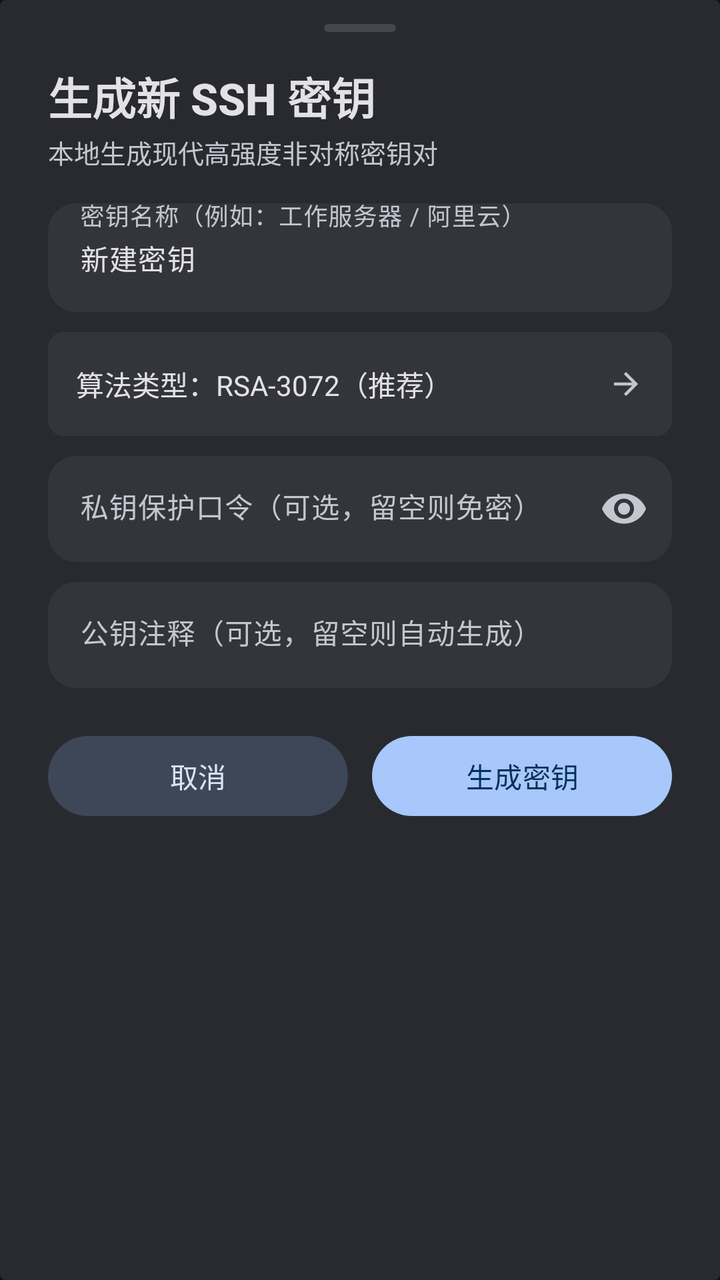
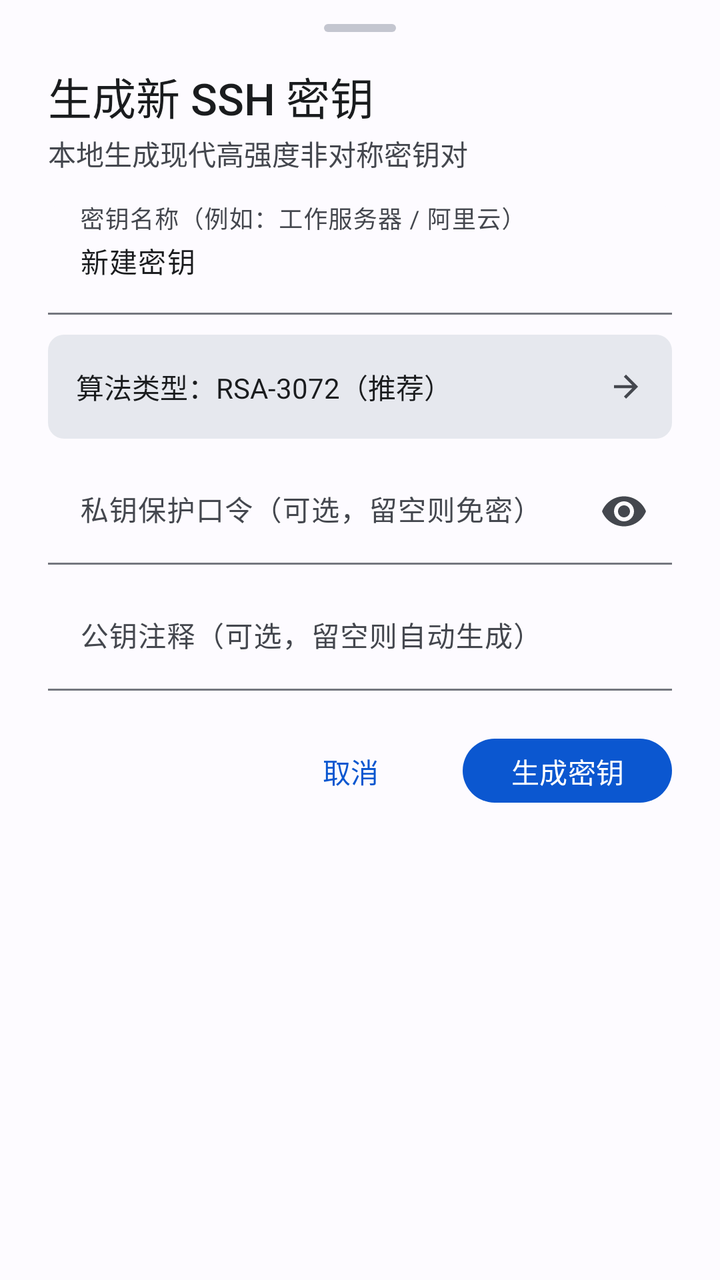

Screens rendered from an Android XML layout before and after an edit, with the pre-edit source and the edit as a unified diff.
<!-- AndroidManifest.xml: application theme AppTheme -->
<!-- res/layout/dialog_generate_key.xml -->
<?xml version="1.0" encoding="utf-8"?>
<LinearLayout
    xmlns:android="http://schemas.android.com/apk/res/android"
    xmlns:app="http://schemas.android.com/apk/res-auto"
    android:layout_width="match_parent"
    android:layout_height="wrap_content"
    android:background="@drawable/bg_drag_handle"
    android:backgroundTint="@color/md_theme_surfaceContainerHigh"
    android:orientation="vertical"
    android:paddingStart="24dp"
    android:paddingTop="12dp"
    android:paddingEnd="24dp"
    android:paddingBottom="24dp">

    
    <View
        android:layout_width="36dp"
        android:layout_height="4dp"
        android:layout_gravity="center_horizontal"
        android:layout_marginBottom="16dp"
        android:background="@drawable/bg_drag_handle" />

    <TextView
        android:layout_width="match_parent"
        android:layout_height="wrap_content"
        android:text="生成新 SSH 密钥"
        android:textColor="@color/md_theme_onSurface"
        android:textSize="22sp"
        android:textStyle="bold"
        android:fontFamily="sans-serif-medium" />

    <TextView
        android:layout_width="match_parent"
        android:layout_height="wrap_content"
        android:layout_marginTop="2dp"
        android:layout_marginBottom="16dp"
        android:text="本地生成现代高强度非对称密钥对"
        android:textColor="@color/md_theme_onSurfaceVariant"
        android:textSize="13sp" />

    
    <com.google.android.material.textfield.TextInputLayout
        android:layout_width="match_parent"
        android:layout_height="wrap_content"
        android:layout_marginBottom="10dp"
        android:hint="密钥名称（例如：工作服务器 / 阿里云）"
        app:boxBackgroundMode="filled"
        app:boxBackgroundColor="@color/md_theme_surfaceContainerHighest"
        app:boxCornerRadiusTopStart="14dp"
        app:boxCornerRadiusTopEnd="14dp"
        app:boxCornerRadiusBottomStart="14dp"
        app:boxCornerRadiusBottomEnd="14dp"
        app:boxStrokeWidth="0dp"
        app:boxStrokeWidthFocused="1.5dp"
        app:boxStrokeColor="@color/md_theme_primary">

        <com.google.android.material.textfield.TextInputEditText
            android:id="@+id/et_gen_key_name"
            android:layout_width="match_parent"
            android:layout_height="wrap_content"
            android:inputType="text"
            android:text="新建密钥"
            android:textColor="@color/md_theme_onSurface"
            android:textSize="14sp" />
    </com.google.android.material.textfield.TextInputLayout>

    
    <LinearLayout
        android:id="@+id/layout_select_gen_type"
        android:layout_width="match_parent"
        android:layout_height="52dp"
        android:layout_marginBottom="10dp"
        android:background="@drawable/bg_chip_tag"
        android:backgroundTint="@color/md_theme_surfaceContainerHighest"
        android:gravity="center_vertical"
        android:paddingStart="14dp"
        android:paddingEnd="14dp"
        android:clickable="true"
        android:focusable="true"
        android:foreground="?attr/selectableItemBackground">

        <TextView
            android:id="@+id/tv_gen_key_type"
            android:layout_width="0dp"
            android:layout_height="wrap_content"
            android:layout_weight="1"
            android:text="算法类型：RSA-3072（推荐）"
            android:textColor="@color/md_theme_onSurface"
            android:textSize="14sp" />

        <ImageView
            android:layout_width="18dp"
            android:layout_height="18dp"
            android:src="@drawable/ic_arrow_forward"
            app:tint="@color/md_theme_onSurfaceVariant" />
    </LinearLayout>

    
    <com.google.android.material.textfield.TextInputLayout
        android:layout_width="match_parent"
        android:layout_height="wrap_content"
        android:layout_marginBottom="10dp"
        android:hint="私钥保护口令（可选，留空则免密）"
        app:boxBackgroundMode="filled"
        app:boxBackgroundColor="@color/md_theme_surfaceContainerHighest"
        app:boxCornerRadiusTopStart="14dp"
        app:boxCornerRadiusTopEnd="14dp"
        app:boxCornerRadiusBottomStart="14dp"
        app:boxCornerRadiusBottomEnd="14dp"
        app:boxStrokeWidth="0dp"
        app:boxStrokeWidthFocused="1.5dp"
        app:boxStrokeColor="@color/md_theme_primary"
        app:passwordToggleEnabled="true"
        app:passwordToggleTint="@color/md_theme_onSurfaceVariant">

        <com.google.android.material.textfield.TextInputEditText
            android:id="@+id/et_gen_key_pass"
            android:layout_width="match_parent"
            android:layout_height="wrap_content"
            android:inputType="textPassword"
            android:textColor="@color/md_theme_onSurface"
            android:textSize="14sp" />
    </com.google.android.material.textfield.TextInputLayout>

    
    <com.google.android.material.textfield.TextInputLayout
        android:layout_width="match_parent"
        android:layout_height="wrap_content"
        android:hint="公钥注释（可选，留空则自动生成）"
        app:boxBackgroundMode="filled"
        app:boxBackgroundColor="@color/md_theme_surfaceContainerHighest"
        app:boxCornerRadiusTopStart="14dp"
        app:boxCornerRadiusTopEnd="14dp"
        app:boxCornerRadiusBottomStart="14dp"
        app:boxCornerRadiusBottomEnd="14dp"
        app:boxStrokeWidth="0dp"
        app:boxStrokeWidthFocused="1.5dp"
        app:boxStrokeColor="@color/md_theme_primary">

        <com.google.android.material.textfield.TextInputEditText
            android:id="@+id/et_gen_key_comment"
            android:layout_width="match_parent"
            android:layout_height="wrap_content"
            android:inputType="text"
            android:textColor="@color/md_theme_onSurface"
            android:textSize="14sp" />
    </com.google.android.material.textfield.TextInputLayout>

    
    <LinearLayout
        android:layout_width="match_parent"
        android:layout_height="wrap_content"
        android:layout_marginTop="20dp"
        android:orientation="horizontal">

        <com.google.android.material.button.MaterialButton
            android:id="@+id/btn_cancel_gen"
            style="@style/Widget.Material3.Button.TonalButton"
            android:layout_width="0dp"
            android:layout_height="48dp"
            android:layout_weight="1"
            android:text="取消"
            android:textColor="@color/md_theme_onSecondaryContainer"
            app:cornerRadius="24dp" />

        <com.google.android.material.button.MaterialButton
            android:id="@+id/btn_confirm_gen"
            style="@style/Widget.Material3.Button"
            android:layout_width="0dp"
            android:layout_height="48dp"
            android:layout_marginStart="12dp"
            android:layout_weight="1"
            android:text="生成密钥"
            android:textColor="@color/md_theme_onPrimary"
            app:backgroundTint="@color/md_theme_primary"
            app:cornerRadius="24dp" />
    </LinearLayout>

</LinearLayout>
<!-- resources referenced by this layout -->
<resources>
  <color name="md_theme_onPrimary">#00315B</color>
  <color name="md_theme_onSecondaryContainer">#D8E3F8</color>
  <color name="md_theme_onSurface">#E2E2E6</color>
  <color name="md_theme_onSurfaceVariant">#C4C6D0</color>
  <color name="md_theme_primary">#A8C7FA</color>
  <color name="md_theme_surfaceContainerHigh">#282A2F</color>
  <color name="md_theme_surfaceContainerHighest">#33353A</color>
  <!-- drawable bg_chip_tag (drawable) -->
  <?xml version="1.0" encoding="utf-8"?>
  <shape xmlns:android="http://schemas.android.com/apk/res/android"
      android:shape="rectangle">
      <corners android:radius="8dp" />
      <solid android:color="@color/md_theme_surfaceContainerHighest" />
      <padding android:left="8dp" android:top="3dp" android:right="8dp" android:bottom="3dp" />
  </shape>
  <!-- drawable bg_drag_handle (drawable) -->
  <?xml version="1.0" encoding="utf-8"?>
  <shape xmlns:android="http://schemas.android.com/apk/res/android"
      android:shape="rectangle">
      <corners android:radius="3dp" />
      <solid android:color="@color/md_theme_outlineVariant" />
      <size android:width="36dp" android:height="4dp" />
  </shape>
  <style name="AppTheme" parent="Theme.Material3.DayNight.NoActionBar">
          <item name="colorPrimary">@color/md_theme_primary</item>
          <item name="colorOnPrimary">@color/md_theme_onPrimary</item>
          <item name="colorPrimaryContainer">@color/md_theme_primaryContainer</item>
          <item name="colorOnPrimaryContainer">@color/md_theme_onPrimaryContainer</item>
  
          <item name="colorSecondary">@color/md_theme_secondary</item>
          <item name="colorOnSecondary">@color/md_theme_onSecondary</item>
          <item name="colorSecondaryContainer">@color/md_theme_secondaryContainer</item>
          <item name="colorOnSecondaryContainer">@color/md_theme_onSecondaryContainer</item>
  
          <item name="colorTertiary">@color/md_theme_tertiary</item>
          <item name="colorOnTertiary">@color/md_theme_onTertiary</item>
          <item name="colorTertiaryContainer">@color/md_theme_tertiaryContainer</item>
          <item name="colorOnTertiaryContainer">@color/md_theme_onTertiaryContainer</item>
  
          <item name="colorError">@color/md_theme_error</item>
          <item name="colorOnError">@color/md_theme_onError</item>
          <item name="colorErrorContainer">@color/md_theme_errorContainer</item>
          <item name="colorOnErrorContainer">@color/md_theme_onErrorContainer</item>
  
          <item name="colorSurface">@color/md_theme_surface</item>
          <item name="colorOnSurface">@color/md_theme_onSurface</item>
          <item name="colorSurfaceVariant">@color/md_theme_surfaceVariant</item>
          <item name="colorOnSurfaceVariant">@color/md_theme_onSurfaceVariant</item>
  
          <item name="colorOutline">@color/md_theme_outline</item>
          <item name="colorOutlineVariant">@color/md_theme_outlineVariant</item>
  
          <item name="android:colorBackground">@color/md_theme_background</item>
          <item name="android:statusBarColor">@android:color/transparent</item>
          <item name="android:navigationBarColor">@android:color/transparent</item>
          <item name="android:windowLightStatusBar">false</item>
  
          <item name="bottomSheetDialogTheme">@style/PixelBottomSheetDialogTheme</item>
          <item name="materialAlertDialogTheme">@style/PixelAlertDialogTheme</item>
      </style>
  <color name="md_theme_outlineVariant">#44474E</color>
  <color name="md_theme_primaryContainer">#004A77</color>
  <color name="md_theme_onPrimaryContainer">#C2E7FF</color>
  <color name="md_theme_secondary">#BCC7DB</color>
  <color name="md_theme_onSecondary">#263141</color>
  <color name="md_theme_secondaryContainer">#3D4758</color>
  <color name="md_theme_tertiary">#6DD58C</color>
  <color name="md_theme_onTertiary">#0A3818</color>
  <color name="md_theme_tertiaryContainer">#1E522D</color>
  <color name="md_theme_onTertiaryContainer">#A8F2B5</color>
  <color name="md_theme_error">#F2B8B5</color>
  <color name="md_theme_onError">#601410</color>
  <color name="md_theme_errorContainer">#8C1D18</color>
  <color name="md_theme_onErrorContainer">#F9DEDC</color>
  <color name="md_theme_surface">#111318</color>
  <color name="md_theme_surfaceVariant">#44474E</color>
  <color name="md_theme_outline">#8E9099</color>
  <color name="md_theme_background">#111318</color>
  <style name="PixelAlertDialogTheme" parent="ThemeOverlay.Material3.MaterialAlertDialog">
          <item name="shapeAppearance">@style/ShapeAppearance.Pixel.Dialog</item>
          <item name="colorSurface">@color/md_theme_surfaceContainerHigh</item>
      </style>
  <style name="PixelBottomSheetModalStyle" parent="Widget.Material3.BottomSheet.Modal">
          <item name="backgroundTint">@color/md_theme_surfaceContainerHigh</item>
          <item name="shapeAppearance">@style/ShapeAppearance.Pixel.BottomSheet</item>
      </style>
  <!-- unchanged entries left out for length: 4 -->
</resources>

<!-- the commit's change to res/layout/dialog_generate_key.xml (unified diff, before → after) -->
@@ -4,8 +4,6 @@
     xmlns:app="http://schemas.android.com/apk/res-auto"
     android:layout_width="match_parent"
     android:layout_height="wrap_content"
-    android:background="@drawable/bg_drag_handle"
-    android:backgroundTint="@color/md_theme_surfaceContainerHigh"
     android:orientation="vertical"
     android:paddingStart="24dp"
     android:paddingTop="12dp"
@@ -24,9 +22,8 @@
         android:layout_width="match_parent"
         android:layout_height="wrap_content"
         android:text="生成新 SSH 密钥"
-        android:textColor="@color/md_theme_onSurface"
+        android:textColor="?attr/colorOnSurface"
         android:textSize="22sp"
-        android:textStyle="bold"
         android:fontFamily="sans-serif-medium" />
 
     <TextView
@@ -35,8 +32,8 @@
         android:layout_marginTop="2dp"
         android:layout_marginBottom="16dp"
         android:text="本地生成现代高强度非对称密钥对"
-        android:textColor="@color/md_theme_onSurfaceVariant"
-        android:textSize="13sp" />
+        android:textColor="?attr/colorOnSurfaceVariant"
+        android:textSize="14sp" />
 
     
     <com.google.android.material.textfield.TextInputLayout
@@ -44,15 +41,7 @@
         android:layout_height="wrap_content"
         android:layout_marginBottom="10dp"
         android:hint="密钥名称（例如：工作服务器 / 阿里云）"
-        app:boxBackgroundMode="filled"
-        app:boxBackgroundColor="@color/md_theme_surfaceContainerHighest"
-        app:boxCornerRadiusTopStart="14dp"
-        app:boxCornerRadiusTopEnd="14dp"
-        app:boxCornerRadiusBottomStart="14dp"
-        app:boxCornerRadiusBottomEnd="14dp"
-        app:boxStrokeWidth="0dp"
-        app:boxStrokeWidthFocused="1.5dp"
-        app:boxStrokeColor="@color/md_theme_primary">
+        app:boxBackgroundMode="filled">
 
         <com.google.android.material.textfield.TextInputEditText
             android:id="@+id/et_gen_key_name"
@@ -60,7 +49,7 @@
             android:layout_height="wrap_content"
             android:inputType="text"
             android:text="新建密钥"
-            android:textColor="@color/md_theme_onSurface"
+            android:textColor="?attr/colorOnSurface"
             android:textSize="14sp" />
     </com.google.android.material.textfield.TextInputLayout>
 
@@ -71,7 +60,7 @@
         android:layout_height="52dp"
         android:layout_marginBottom="10dp"
         android:background="@drawable/bg_chip_tag"
-        android:backgroundTint="@color/md_theme_surfaceContainerHighest"
+        android:backgroundTint="?attr/colorSurfaceContainerHighest"
         android:gravity="center_vertical"
         android:paddingStart="14dp"
         android:paddingEnd="14dp"
@@ -85,14 +74,14 @@
             android:layout_height="wrap_content"
             android:layout_weight="1"
             android:text="算法类型：RSA-3072（推荐）"
-            android:textColor="@color/md_theme_onSurface"
+            android:textColor="?attr/colorOnSurface"
             android:textSize="14sp" />
 
         <ImageView
             android:layout_width="18dp"
             android:layout_height="18dp"
             android:src="@drawable/ic_arrow_forward"
-            app:tint="@color/md_theme_onSurfaceVariant" />
+            app:tint="?attr/colorOnSurfaceVariant" />
     </LinearLayout>
 
     
@@ -102,23 +91,15 @@
         android:layout_marginBottom="10dp"
         android:hint="私钥保护口令（可选，留空则免密）"
         app:boxBackgroundMode="filled"
-        app:boxBackgroundColor="@color/md_theme_surfaceContainerHighest"
-        app:boxCornerRadiusTopStart="14dp"
-        app:boxCornerRadiusTopEnd="14dp"
-        app:boxCornerRadiusBottomStart="14dp"
-        app:boxCornerRadiusBottomEnd="14dp"
-        app:boxStrokeWidth="0dp"
-        app:boxStrokeWidthFocused="1.5dp"
-        app:boxStrokeColor="@color/md_theme_primary"
-        app:passwordToggleEnabled="true"
-        app:passwordToggleTint="@color/md_theme_onSurfaceVariant">
+        app:endIconMode="password_toggle"
+        app:endIconTint="?attr/colorOnSurfaceVariant">
 
         <com.google.android.material.textfield.TextInputEditText
             android:id="@+id/et_gen_key_pass"
             android:layout_width="match_parent"
             android:layout_height="wrap_content"
             android:inputType="textPassword"
-            android:textColor="@color/md_theme_onSurface"
+            android:textColor="?attr/colorOnSurface"
             android:textSize="14sp" />
     </com.google.android.material.textfield.TextInputLayout>
 
@@ -127,22 +108,14 @@
         android:layout_width="match_parent"
         android:layout_height="wrap_content"
         android:hint="公钥注释（可选，留空则自动生成）"
-        app:boxBackgroundMode="filled"
-        app:boxBackgroundColor="@color/md_theme_surfaceContainerHighest"
-        app:boxCornerRadiusTopStart="14dp"
-        app:boxCornerRadiusTopEnd="14dp"
-        app:boxCornerRadiusBottomStart="14dp"
-        app:boxCornerRadiusBottomEnd="14dp"
-        app:boxStrokeWidth="0dp"
-        app:boxStrokeWidthFocused="1.5dp"
-        app:boxStrokeColor="@color/md_theme_primary">
+        app:boxBackgroundMode="filled">
 
         <com.google.android.material.textfield.TextInputEditText
             android:id="@+id/et_gen_key_comment"
             android:layout_width="match_parent"
             android:layout_height="wrap_content"
             android:inputType="text"
-            android:textColor="@color/md_theme_onSurface"
+            android:textColor="?attr/colorOnSurface"
             android:textSize="14sp" />
     </com.google.android.material.textfield.TextInputLayout>
 
@@ -151,29 +124,23 @@
         android:layout_width="match_parent"
         android:layout_height="wrap_content"
         android:layout_marginTop="20dp"
+        android:gravity="end"
         android:orientation="horizontal">
 
         <com.google.android.material.button.MaterialButton
             android:id="@+id/btn_cancel_gen"
-            style="@style/Widget.Material3.Button.TonalButton"
-            android:layout_width="0dp"
-            android:layout_height="48dp"
-            android:layout_weight="1"
-            android:text="取消"
-            android:textColor="@color/md_theme_onSecondaryContainer"
-            app:cornerRadius="24dp" />
+            style="@style/Widget.Material3.Button.TextButton"
+            android:layout_width="wrap_content"
+            android:layout_height="40dp"
+            android:text="取消" />
 
         <com.google.android.material.button.MaterialButton
             android:id="@+id/btn_confirm_gen"
             style="@style/Widget.Material3.Button"
-            android:layout_width="0dp"
-            android:layout_height="48dp"
+            android:layout_width="wrap_content"
+            android:layout_height="40dp"
             android:layout_marginStart="12dp"
-            android:layout_weight="1"
-            android:text="生成密钥"
-            android:textColor="@color/md_theme_onPrimary"
-            app:backgroundTint="@color/md_theme_primary"
-            app:cornerRadius="24dp" />
+            android:text="生成密钥" />
     </LinearLayout>
 
 </LinearLayout>
<!-- resource entries referenced after the edit -->
@@ -1,18 +1,19 @@
 <!-- resources referenced by this layout -->
 <resources>
-  <color name="md_theme_onPrimary">#00315B</color>
-  <color name="md_theme_onSecondaryContainer">#D8E3F8</color>
-  <color name="md_theme_onSurface">#E2E2E6</color>
-  <color name="md_theme_onSurfaceVariant">#C4C6D0</color>
-  <color name="md_theme_primary">#A8C7FA</color>
-  <color name="md_theme_surfaceContainerHigh">#282A2F</color>
-  <color name="md_theme_surfaceContainerHighest">#33353A</color>
+  <color name="md_theme_onPrimary">#FFFFFF</color>
+  <color name="md_theme_onSecondaryContainer">#131C2B</color>
+  <color name="md_theme_onSurface">#1A1C1E</color>
+  <color name="md_theme_onSurfaceVariant">#44474E</color>
+  <color name="md_theme_primary">#0B57D0</color>
+  <color name="md_theme_surfaceContainerHigh">#ECEEF4</color>
+  <color name="md_theme_surfaceContainerHighest">#E6E8EE</color>
+  <color name="md_theme_onBackground">#1A1C1E</color>
   <!-- drawable bg_chip_tag (drawable) -->
   <?xml version="1.0" encoding="utf-8"?>
   <shape xmlns:android="http://schemas.android.com/apk/res/android"
       android:shape="rectangle">
       <corners android:radius="8dp" />
-      <solid android:color="@color/md_theme_surfaceContainerHighest" />
+      <solid android:color="?attr/colorSurfaceContainerHighest" />
       <padding android:left="8dp" android:top="3dp" android:right="8dp" android:bottom="3dp" />
   </shape>
   <!-- drawable bg_drag_handle (drawable) -->
@@ -20,7 +21,7 @@
   <shape xmlns:android="http://schemas.android.com/apk/res/android"
       android:shape="rectangle">
       <corners android:radius="3dp" />
-      <solid android:color="@color/md_theme_outlineVariant" />
+      <solid android:color="?attr/colorOutlineVariant" />
       <size android:width="36dp" android:height="4dp" />
   </shape>
   <style name="AppTheme" parent="Theme.Material3.DayNight.NoActionBar">
@@ -48,42 +49,48 @@
           <item name="colorOnSurface">@color/md_theme_onSurface</item>
           <item name="colorSurfaceVariant">@color/md_theme_surfaceVariant</item>
           <item name="colorOnSurfaceVariant">@color/md_theme_onSurfaceVariant</item>
-  
+          <item name="colorSurfaceContainerLowest">@color/md_theme_surfaceContainerLowest</item>
+          <item name="colorSurfaceContainerLow">@color/md_theme_surfaceContainerLow</item>
+          <item name="colorSurfaceContainer">@color/md_theme_surfaceContainer</item>
+          <item name="colorSurfaceContainerHigh">@color/md_theme_surfaceContainerHigh</item>
+          <item name="colorSurfaceContainerHighest">@color/md_theme_surfaceContainerHighest</item>
+          <item name="colorOnBackground">@color/md_theme_onBackground</item>
           <item name="colorOutline">@color/md_theme_outline</item>
           <item name="colorOutlineVariant">@color/md_theme_outlineVariant</item>
   
-          <item name="android:colorBackground">@color/md_theme_background</item>
+          <item name="android:windowBackground">@color/md_theme_surface</item>
           <item name="android:statusBarColor">@android:color/transparent</item>
           <item name="android:navigationBarColor">@android:color/transparent</item>
-          <item name="android:windowLightStatusBar">false</item>
   
           <item name="bottomSheetDialogTheme">@style/PixelBottomSheetDialogTheme</item>
           <item name="materialAlertDialogTheme">@style/PixelAlertDialogTheme</item>
       </style>
-  <color name="md_theme_outlineVariant">#44474E</color>
-  <color name="md_theme_primaryContainer">#004A77</color>
-  <color name="md_theme_onPrimaryContainer">#C2E7FF</color>
-  <color name="md_theme_secondary">#BCC7DB</color>
-  <color name="md_theme_onSecondary">#263141</color>
-  <color name="md_theme_secondaryContainer">#3D4758</color>
-  <color name="md_theme_tertiary">#6DD58C</color>
-  <color name="md_theme_onTertiary">#0A3818</color>
-  <color name="md_theme_tertiaryContainer">#1E522D</color>
-  <color name="md_theme_onTertiaryContainer">#A8F2B5</color>
-  <color name="md_theme_error">#F2B8B5</color>
-  <color name="md_theme_onError">#601410</color>
-  <color name="md_theme_errorContainer">#8C1D18</color>
-  <color name="md_theme_onErrorContainer">#F9DEDC</color>
-  <color name="md_theme_surface">#111318</color>
-  <color name="md_theme_surfaceVariant">#44474E</color>
-  <color name="md_theme_outline">#8E9099</color>
-  <color name="md_theme_background">#111318</color>
+  <color name="md_theme_outlineVariant">#C4C6D0</color>
+  <color name="md_theme_primaryContainer">#D3E3FD</color>
+  <color name="md_theme_onPrimaryContainer">#041E49</color>
+  <color name="md_theme_secondary">#565E71</color>
+  <color name="md_theme_onSecondary">#FFFFFF</color>
+  <color name="md_theme_secondaryContainer">#DAE2F9</color>
+  <color name="md_theme_tertiary">#146C2E</color>
+  <color name="md_theme_onTertiary">#FFFFFF</color>
+  <color name="md_theme_tertiaryContainer">#C4EED0</color>
+  <color name="md_theme_onTertiaryContainer">#072711</color>
+  <color name="md_theme_error">#BA1A1A</color>
+  <color name="md_theme_onError">#FFFFFF</color>
+  <color name="md_theme_errorContainer">#FFDAD6</color>
+  <color name="md_theme_onErrorContainer">#410002</color>
+  <color name="md_theme_surface">#FDFBFF</color>
+  <color name="md_theme_surfaceVariant">#E1E2EC</color>
+  <color name="md_theme_surfaceContainerLowest">#FFFFFF</color>
+  <color name="md_theme_surfaceContainerLow">#F7F8FC</color>
+  <color name="md_theme_surfaceContainer">#F1F3F9</color>
+  <color name="md_theme_outline">#74777F</color>
   <style name="PixelAlertDialogTheme" parent="ThemeOverlay.Material3.MaterialAlertDialog">
           <item name="shapeAppearance">@style/ShapeAppearance.Pixel.Dialog</item>
-          <item name="colorSurface">@color/md_theme_surfaceContainerHigh</item>
+          <item name="colorSurface">?attr/colorSurfaceContainerHigh</item>
       </style>
   <style name="PixelBottomSheetModalStyle" parent="Widget.Material3.BottomSheet.Modal">
-          <item name="backgroundTint">@color/md_theme_surfaceContainerHigh</item>
+          <item name="backgroundTint">?attr/colorSurfaceContainerLow</item>
           <item name="shapeAppearance">@style/ShapeAppearance.Pixel.BottomSheet</item>
       </style>
   <!-- unchanged entries left out for length: 4 -->
